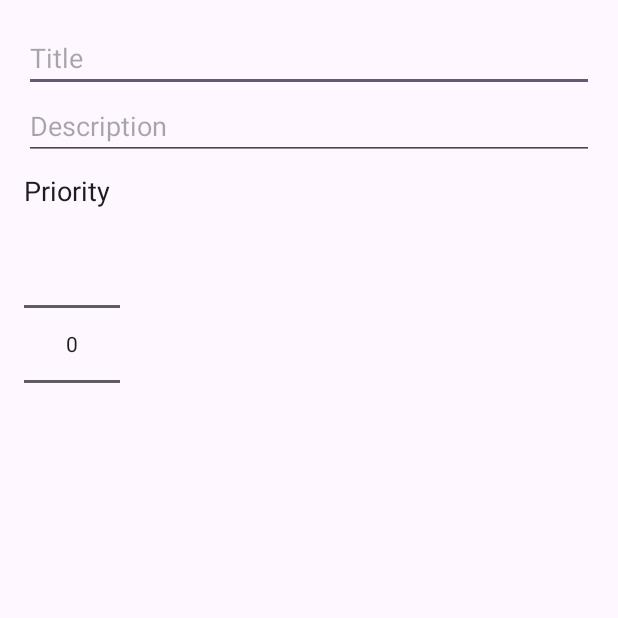
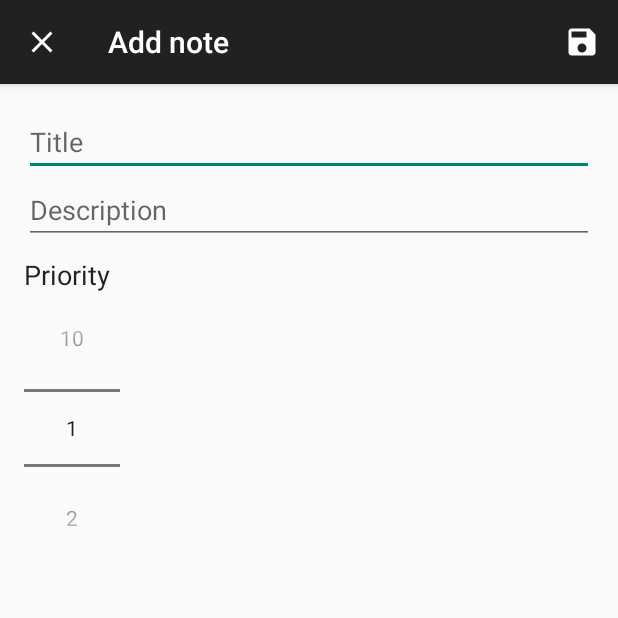
Before and after one commit to bhaskar-jyotidutta/NoteApp, an Android app: the AddNoteActivity screen opened directly, with no data from a screen before it, on a phone screen of 412 x 824 dp, the top half of it. Run offline under Robolectric (Android 15) with nearby library versions, the phone set to English and light mode, and no system bars.

Commit message:
Note add feature, swipe to delete feature and delete all notes feature has been completed.

```diff
--- a/app/src/main/java/com/example/architectureexample/AddNoteActivity.java
+++ b/app/src/main/java/com/example/architectureexample/AddNoteActivity.java
@@ -1,17 +1,83 @@
 package com.example.architectureexample;
 
+import androidx.annotation.NonNull;
 import androidx.appcompat.app.AppCompatActivity;
 
+import android.content.Intent;
 import android.os.Bundle;
+import android.view.Menu;
+import android.view.MenuInflater;
+import android.view.MenuItem;
+import android.widget.EditText;
+import android.widget.NumberPicker;
+import android.widget.Toast;
 
 public class AddNoteActivity extends AppCompatActivity {
+
+    public static final String EXTRA_TITLE = "com.example.architectureexample.EXTRA_TITLE";
+    public static final String EXTRA_DESCRIPTION = "com.example.architectureexample.EXTRA_DESCRIPTION";
+    public static final String EXTRA_PRIORITY = "com.example.architectureexample.EXTRA_PRIORITY";
+
+    private EditText editTextTitle;
+    private EditText editTextDescription;
+    private NumberPicker numberPickerPriority;
 
     @Override
     protected void onCreate(Bundle savedInstanceState) {
         super.onCreate(savedInstanceState);
         setContentView(R.layout.activity_add_note);
 
+        editTextTitle = findViewById(R.id.edit_text_title);
+        editTextDescription = findViewById(R.id.edit_text_description);
+        numberPickerPriority = findViewById(R.id.number_picker_priority);
 
+        numberPickerPriority.setMinValue(1);
+        numberPickerPriority.setMaxValue(10);
+
+        getSupportActionBar().setHomeAsUpIndicator(R.drawable.ic_close);
+        setTitle("Add note");
+
+    }
+
+
+    private void saveNote(){
+
+        String title = editTextTitle.getText().toString().trim();
+        String description = editTextDescription.getText().toString().trim();
+
+        int priority = numberPickerPriority.getValue();
+
+        if(title.isEmpty() || description.isEmpty()){
+            Toast.makeText(this, "Please insert a title and description", Toast.LENGTH_SHORT).show();
+            return;
+        }
+
+        Intent data = new Intent();
+        data.putExtra(EXTRA_TITLE, title);
+        data.putExtra(EXTRA_DESCRIPTION, description);
+        data.putExtra(EXTRA_PRIORITY, priority);
+
+        setResult(RESULT_OK, data);
+        finish();
+
+    }
+
+    @Override
+    public boolean onCreateOptionsMenu(Menu menu) {
+        MenuInflater menuInflater = getMenuInflater();
+        menuInflater.inflate(R.menu.add_note_menu, menu);
+        return true;
+    }
+
+    @Override
+    public boolean onOptionsItemSelected(@NonNull MenuItem item) {
+
+        if(item.getItemId() == R.id.save_note){
+            saveNote();
+            return true;
+        }else {
+            return super.onOptionsItemSelected(item);
+        }
 
     }
 }
--- a/app/src/main/java/com/example/architectureexample/NoteAdapter.java
+++ b/app/src/main/java/com/example/architectureexample/NoteAdapter.java
@@ -46,6 +46,10 @@ public class NoteAdapter extends RecyclerView.Adapter<NoteAdapter.NoteHolder>{
         notifyDataSetChanged();
     }
 
+    public Note getNoteAt(int position){
+        return notes.get(position);
+    }
+
     class NoteHolder extends RecyclerView.ViewHolder{
         private TextView textViewTitle;
         private TextView textViewDescription;
--- a/app/src/main/java/com/example/architectureexample/NoteViewModel.java
+++ b/app/src/main/java/com/example/architectureexample/NoteViewModel.java
@@ -29,6 +29,10 @@ public class NoteViewModel extends AndroidViewModel {
         repository.update(note );
     }
 
+    public void delete(Note note){
+        repository.delete(note);
+    }
+
     public void deleteAllNotes(){
         repository.deleteAllNotes();
     }
--- a/app/src/main/res/layout/activity_add_note.xml
+++ b/app/src/main/res/layout/activity_add_note.xml
@@ -31,7 +31,7 @@
         android:textAppearance="@android:style/TextAppearance.Medium"/>
 
     <NumberPicker
-        android:id="@+id/number_picker_prioroty"
+        android:id="@+id/number_picker_priority"
         android:layout_width="wrap_content"
         android:layout_height="wrap_content"/>
 
--- /dev/null
+++ b/app/src/main/res/menu/add_note_menu.xml
@@ -0,0 +1,11 @@
+<?xml version="1.0" encoding="utf-8"?>
+<menu xmlns:android="http://schemas.android.com/apk/res/android"
+    xmlns:app="http://schemas.android.com/apk/res-auto">
+
+    <item
+        android:id="@+id/save_note"
+        android:title="Save"
+        app:showAsAction="ifRoom"
+        android:icon="@drawable/ic_save"/>
+
+</menu>
--- a/app/src/main/res/values-night/themes.xml
+++ b/app/src/main/res/values-night/themes.xml
@@ -1,6 +1,6 @@
 <resources xmlns:tools="http://schemas.android.com/tools">
     <!-- Base application theme. -->
-    <style name="Base.Theme.ArchitectureExample" parent="Theme.Material3.DayNight.NoActionBar">
+    <style name="Base.Theme.ArchitectureExample" parent="ThemeOverlay.AppCompat.Dark.ActionBar">
         <!-- Customize your dark theme here. -->
         <!-- <item name="colorPrimary">@color/my_dark_primary</item> -->
     </style>
--- a/app/src/main/res/values/themes.xml
+++ b/app/src/main/res/values/themes.xml
@@ -1,6 +1,6 @@
 <resources xmlns:tools="http://schemas.android.com/tools">
     <!-- Base application theme. -->
-    <style name="Base.Theme.ArchitectureExample" parent="Theme.Material3.DayNight.NoActionBar">
+    <style name="Base.Theme.ArchitectureExample" parent="Theme.AppCompat.DayNight.DarkActionBar">
         <!-- Customize your light theme here. -->
         <!-- <item name="colorPrimary">@color/my_light_primary</item> -->
     </style>
```
Also changed, not shown: app/src/main/AndroidManifest.xml (+7 -2 lines), app/src/main/java/com/example/architectureexample/MainActivity.java (+85 -0 lines), app/src/main/res/menu/main_menu.xml (added, +10 -0 lines).
